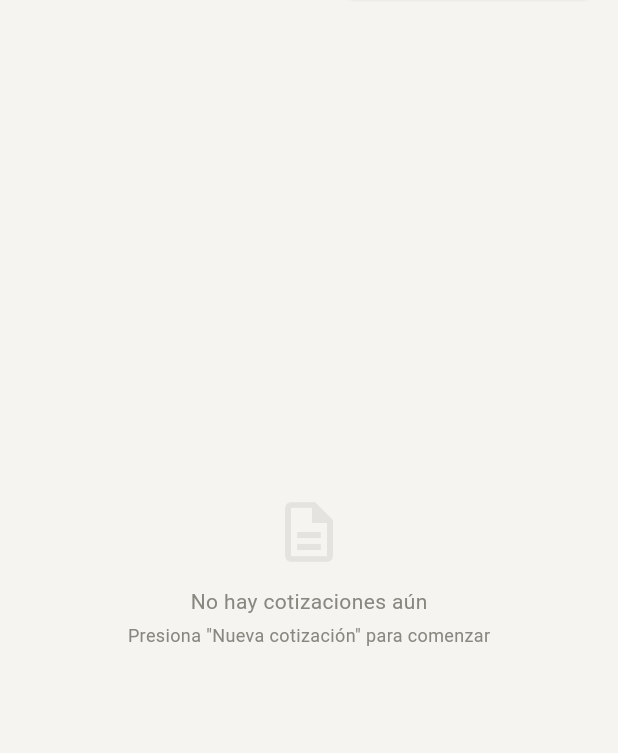
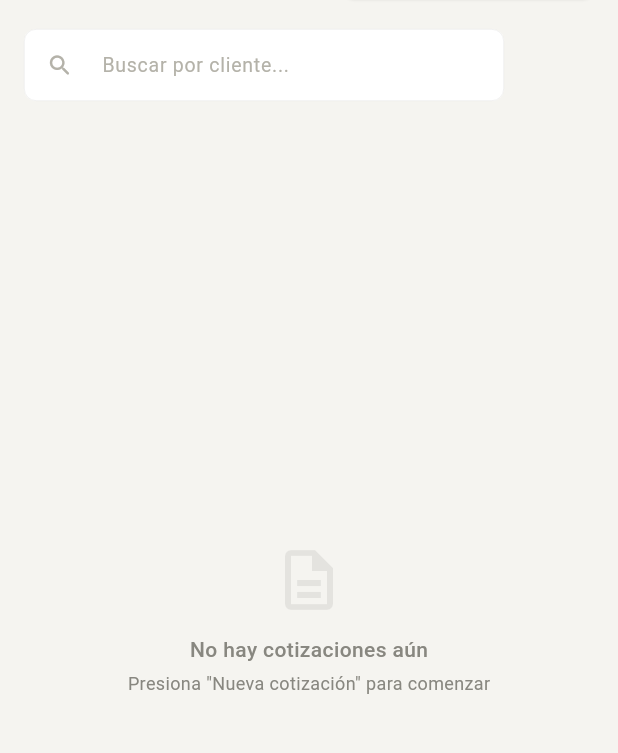
Before and after one commit to GaryLink17/anthony-desing, a Flutter app: the QuotesScreen screen opened directly, on a phone screen of 412 x 824 dp, the part 97-850 px from its top. Run offline on Flutter 3.47's test engine with Material 3 defaults, Android fonts, the phone set to English and light mode, and no system bars; our stand-ins replace image_picker, pdf, printing, shared_preferences, sqflite_common_ffi; missing offline and left inert: file_selector; accounts and stored records are empty.

Commit message:
Add payment status, search & UI enhancements
Introduce payment_status to invoices (DB version -> 3) and migrate schema; update Invoice model to track paymentStatus and helper getters. Add repository methods: updatePaymentStatus and search for invoices and quotes. Enhance invoices/quotes screens with search bars, controllers, disposal, search-driven loading, and UI tweaks (status badges, payment toggle button, column width adjustments). Improve settings form by adding a Form key, validation, phone keyboard/formatting and import for input formatters. Also add MSIX dev dependency and msix_config in pubspec.yaml.

```diff
--- a/lib/models/invoice.dart
+++ b/lib/models/invoice.dart
@@ -5,6 +5,7 @@ class Invoice {
   final double discountGlobal;
   final double total;
   final String status;
+  final String paymentStatus;
   final String createdAt;
 
   Invoice({
@@ -14,11 +15,14 @@ class Invoice {
     this.discountGlobal = 0,
     required this.total,
     this.status = 'active',
+    this.paymentStatus = 'pending',
     required this.createdAt,
   });
 
   bool get isCancelled => status == 'cancelled';
   bool get isActive => status == 'active';
+  bool get isPaid => paymentStatus == 'paid';
+  bool get isPending => paymentStatus == 'pending';
 
   Invoice copyWith({
     int? id,
@@ -27,6 +31,7 @@ class Invoice {
     double? discountGlobal,
     double? total,
     String? status,
+    String? paymentStatus,
     String? createdAt,
   }) {
     return Invoice(
@@ -36,6 +41,7 @@ class Invoice {
       discountGlobal: discountGlobal ?? this.discountGlobal,
       total: total ?? this.total,
       status: status ?? this.status,
+      paymentStatus: paymentStatus ?? this.paymentStatus,
       createdAt: createdAt ?? this.createdAt,
     );
   }
@@ -48,6 +54,7 @@ class Invoice {
       'discount_global': discountGlobal,
       'total': total,
       'status': status,
+      'payment_status': paymentStatus,
       'created_at': createdAt,
     };
   }
@@ -60,6 +67,7 @@ class Invoice {
       discountGlobal: map['discount_global'] ?? 0,
       total: map['total'],
       status: map['status'] ?? 'active',
+      paymentStatus: map['payment_status'] ?? 'pending',
       createdAt: map['created_at'],
     );
   }
--- a/lib/screens/quotes/quotes_screen.dart
+++ b/lib/screens/quotes/quotes_screen.dart
@@ -27,6 +27,7 @@ class QuotesScreen extends StatefulWidget {
 class _QuotesScreenState extends State<QuotesScreen> {
   final _quoteRepo = QuoteRepository();
   final _invoiceRepo = InvoiceRepository();
+  final _searchCtrl = TextEditingController();
   List<Quote> _quotes = [];
   bool _loading = true;
 
@@ -42,10 +43,18 @@ class _QuotesScreenState extends State<QuotesScreen> {
     _load();
   }
 
-  Future<void> _load() async {
+  @override
+  void dispose() {
+    _searchCtrl.dispose();
+    super.dispose();
+  }
+
+  Future<void> _load([String query = '']) async {
     setState(() => _loading = true);
     try {
-      final result = await _quoteRepo.getAll();
+      final result = query.isEmpty
+          ? await _quoteRepo.getAll()
+          : await _quoteRepo.search(query);
       setState(() {
         _quotes = result;
         _loading = false;
@@ -67,6 +76,8 @@ class _QuotesScreenState extends State<QuotesScreen> {
           children: [
             _buildHeader(),
             const SizedBox(height: 20),
+            _buildSearchBar(),
+            const SizedBox(height: 16),
             Expanded(child: _buildContent()),
           ],
         ),
@@ -112,6 +123,32 @@ class _QuotesScreenState extends State<QuotesScreen> {
     );
   }
 
+  Widget _buildSearchBar() {
+    return SizedBox(
+      width: 320,
+      child: TextField(
+        controller: _searchCtrl,
+        onChanged: _load,
+        decoration: InputDecoration(
+          hintText: 'Buscar por cliente...',
+          hintStyle: TextStyle(fontSize: 13, color: ThemeHelper.getHintColor(context)),
+          prefixIcon: Icon(Icons.search_rounded, size: 18, color: ThemeHelper.getHintColor(context)),
+          filled: true,
+          fillColor: ThemeHelper.getCardColor(context),
+          contentPadding: const EdgeInsets.symmetric(vertical: 10),
+          border: OutlineInputBorder(
+            borderRadius: BorderRadius.circular(8),
+            borderSide: BorderSide(color: ThemeHelper.getBorderColor(context), width: 0.5),
+          ),
+          enabledBorder: OutlineInputBorder(
+            borderRadius: BorderRadius.circular(8),
+            borderSide: BorderSide(color: ThemeHelper.getBorderColor(context), width: 0.5),
+          ),
+        ),
+      ),
+    );
+  }
+
   Widget _buildContent() {
     if (_loading) return const Center(child: CircularProgressIndicator());
 
@@ -128,7 +165,7 @@ class _QuotesScreenState extends State<QuotesScreen> {
             const SizedBox(height: 12),
             Text(
               'No hay cotizaciones aún',
-              style: TextStyle(fontSize: 14, color: ThemeHelper.getTextLightColor(context)),
+              style: TextStyle(fontSize: 14, fontWeight: FontWeight.w500, color: ThemeHelper.getTextLightColor(context)),
             ),
             const SizedBox(height: 4),
             Text(
```
Also changed, not shown: lib/core/database.dart (+7 -1 lines), lib/core/invoice_repository.dart (+36 -0 lines), lib/core/quote_repository.dart (+18 -0 lines), lib/screens/invoices/invoices_screen.dart (+82 -24 lines), lib/screens/settings/settings_screen.dart (+16 -2 lines), pubspec.yaml (+9 -0 lines), pubspec.lock.
